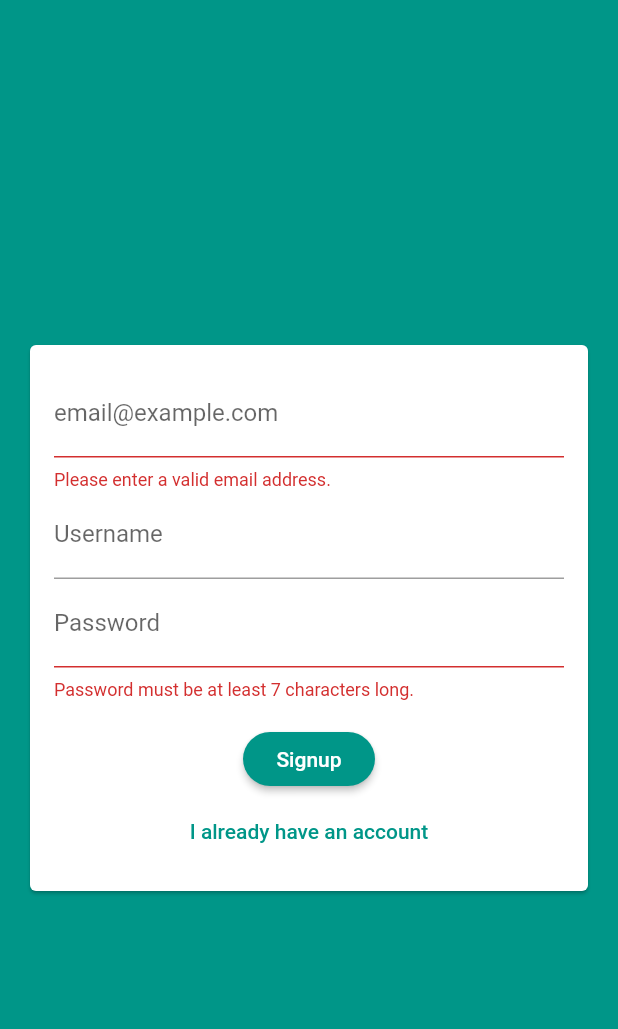
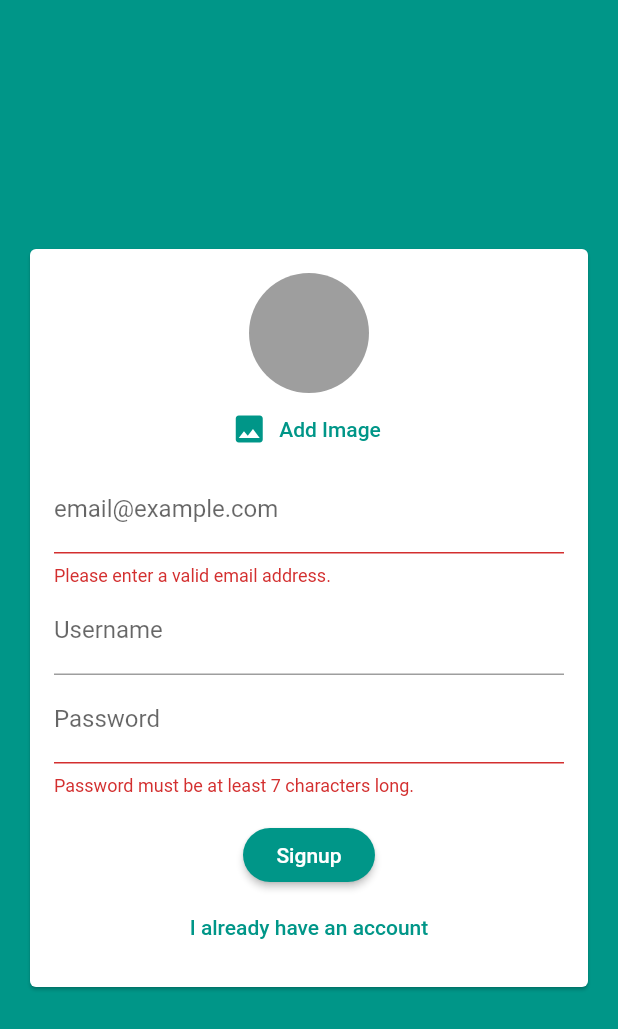
Before and after one commit to cojarepublic/trill, a Flutter app: the screen it shows after launch, after a tap on "Login", after a tap on "Create new account", on a phone screen of 412 x 824 dp. Shown: the top 1029 px of the screen. Run offline on Flutter 3.47's test engine with Material 2 defaults, Android fonts, the phone set to English and light mode, and no system bars; our stand-ins replace cloud_firestore, firebase_auth, image_picker; accounts and stored records are empty.

Commit message:
added image picker

```diff
--- a/lib/widgets/auth/auth_form.dart
+++ b/lib/widgets/auth/auth_form.dart
@@ -1,4 +1,5 @@
 import 'package:flutter/material.dart';
+import 'package:trill/widgets/auth/pickers/user_image_picker.dart';
 
 class AuthForm extends StatefulWidget {
   AuthForm(this._isLoading, this.submitFn);
@@ -53,6 +54,7 @@ class _AuthFormState extends State<AuthForm> {
               child: Column(
                 mainAxisSize: MainAxisSize.min,
                 children: [
+                  if (!_isLogin) UserImagePicker(),
                   TextFormField(
                     key: ValueKey('email'),
                     validator: (userText) {
--- /dev/null
+++ b/lib/widgets/auth/pickers/user_image_picker.dart
@@ -0,0 +1,42 @@
+import 'dart:io';
+
+import 'package:flutter/material.dart';
+import 'package:image_picker/image_picker.dart';
+
+class UserImagePicker extends StatefulWidget {
+  @override
+  _UserImagePickerState createState() => _UserImagePickerState();
+}
+
+class _UserImagePickerState extends State<UserImagePicker> {
+  File _pickedImage;
+
+  void _pickImage() async {
+    final picker = ImagePicker();
+    final pickedImage = await picker.getImage(source: ImageSource.camera);
+    final pickedImageFile = File(pickedImage.path);
+    setState(() {
+      _pickedImage = pickedImageFile;
+    });
+
+  }
+
+  @override
+  Widget build(BuildContext context) {
+    return Column(
+      children: [
+        CircleAvatar(
+          radius: 40,
+          backgroundColor: Colors.grey,
+          backgroundImage: _pickedImage != null ? FileImage(_pickedImage) : null,
+        ),
+        FlatButton.icon(
+          textColor: Theme.of(context).primaryColor,
+          onPressed: _pickImage,
+          icon: Icon(Icons.image),
+          label: Text('Add Image'),
+        ),
+      ],
+    );
+  }
+}
--- a/pubspec.yaml
+++ b/pubspec.yaml
@@ -31,6 +31,7 @@ dependencies:
   cupertino_icons: ^0.1.3
   cloud_firestore: ^0.13.5
   firebase_auth: ^0.16.0
+  image_picker: ^0.6.5+3
 
 dev_dependencies:
   flutter_test:
```
Also changed, not shown: lib/widgets/auth/chat/message_bubble.dart (+6 -5 lines), pubspec.lock, 1 other file. Lines whose indentation alone changed are shown as unchanged.
